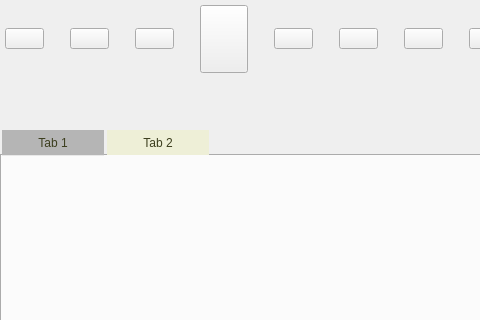
First picture: the form in PayCount_QT/paycount_qt.ui, repository 605791556/PayAccount-QT, before the edit; both pictures show x 0 to 480 and y 0 to 320 of the 943 by 611 pixel window.
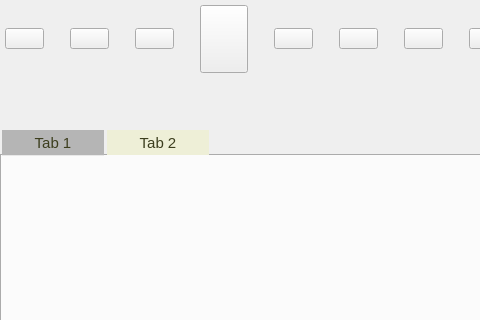
Second picture: the form after the edit.

```diff
--- a/PayCount_QT/paycount_qt.ui
+++ b/PayCount_QT/paycount_qt.ui
@@ -178,6 +178,11 @@
       <height>461</height>
      </rect>
     </property>
+    <property name="font">
+     <font>
+      <pointsize>11</pointsize>
+     </font>
+    </property>
     <property name="autoFillBackground">
      <bool>false</bool>
     </property>
@@ -189,7 +194,7 @@
 	background:transparent;
     background-color: #eeefd7;	
 	font-family:&quot;微软雅黑&quot;;
-	font-size:12px;	
+	font-size:15px;	
 	padding-left:1px;
 	padding-right:1px;
 	width:100px;
@@ -203,7 +208,7 @@
 	background:transparent;
     background-color: #B5B5B5;
 	font-family:&quot;微软雅黑&quot;;
-	font-size:12px;	
+	font-size:15px;	
 	border-bottom:1px solid #E8E8E8;
 }
 QTabBar::tab:hover
```
Left out of the diff: 2 changed lines with no effect on the pictures.
